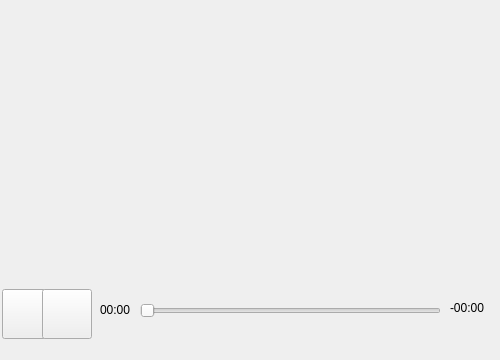
The window that ui_src/video_player.ui (moevm/mse_automatic_pause_cutter_from_video) describes before a commit, drawn with Qt 5.
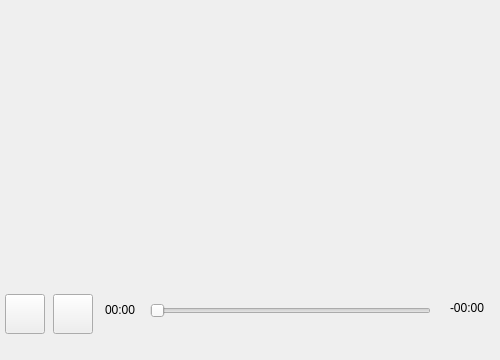
The same window after the commit. Icons and pictures are not drawn.

Commit message: Исправления интерфейса

What changed in the file:
```diff
--- a/ui_src/video_player.ui
+++ b/ui_src/video_player.ui
@@ -16,10 +16,10 @@
   <widget class="QPushButton" name="button_play">
    <property name="geometry">
     <rect>
-     <x>2</x>
-     <y>289</y>
-     <width>50</width>
-     <height>50</height>
+     <x>5</x>
+     <y>294</y>
+     <width>40</width>
+     <height>40</height>
     </rect>
    </property>
    <property name="text">
@@ -48,10 +48,10 @@
   <widget class="QPushButton" name="button_pause">
    <property name="geometry">
     <rect>
-     <x>42</x>
-     <y>289</y>
-     <width>50</width>
-     <height>50</height>
+     <x>53</x>
+     <y>294</y>
+     <width>40</width>
+     <height>40</height>
     </rect>
    </property>
    <property name="text">
@@ -61,9 +61,9 @@
   <widget class="QSlider" name="time_slider">
    <property name="geometry">
     <rect>
-     <x>140</x>
+     <x>150</x>
      <y>300</y>
-     <width>301</width>
+     <width>281</width>
      <height>22</height>
     </rect>
    </property>
@@ -74,7 +74,7 @@
   <widget class="QLabel" name="label_time_passed">
    <property name="geometry">
     <rect>
-     <x>100</x>
+     <x>105</x>
      <y>300</y>
      <width>61</width>
      <height>20</height>
```
The commit also changes 6 other files.
